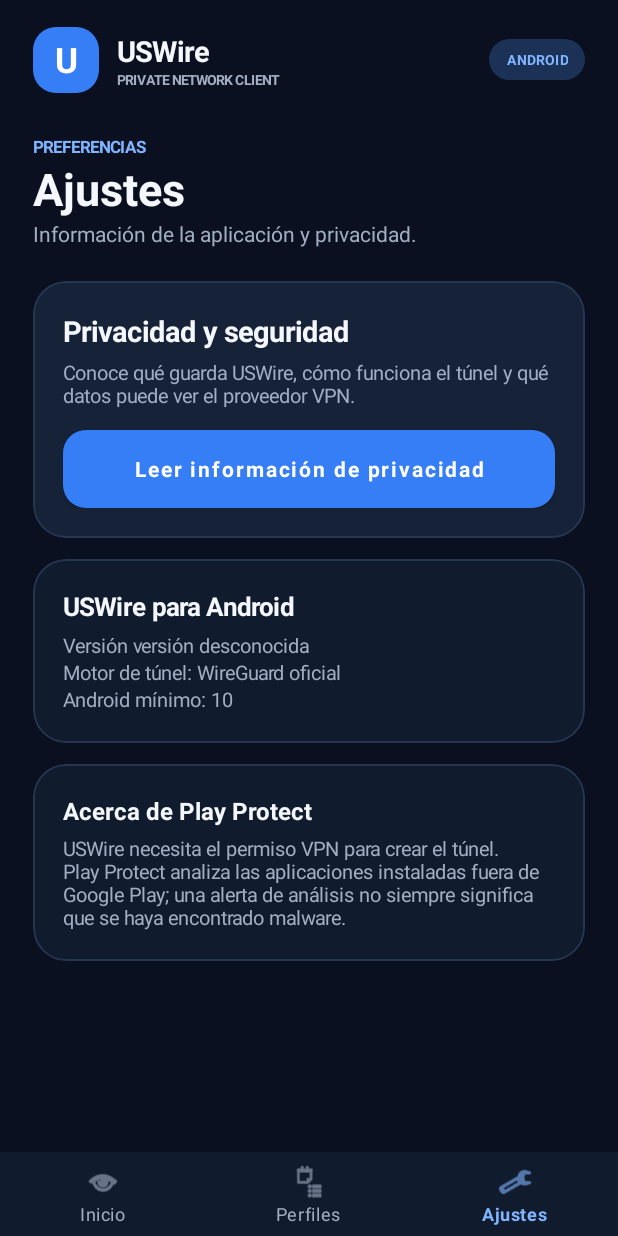
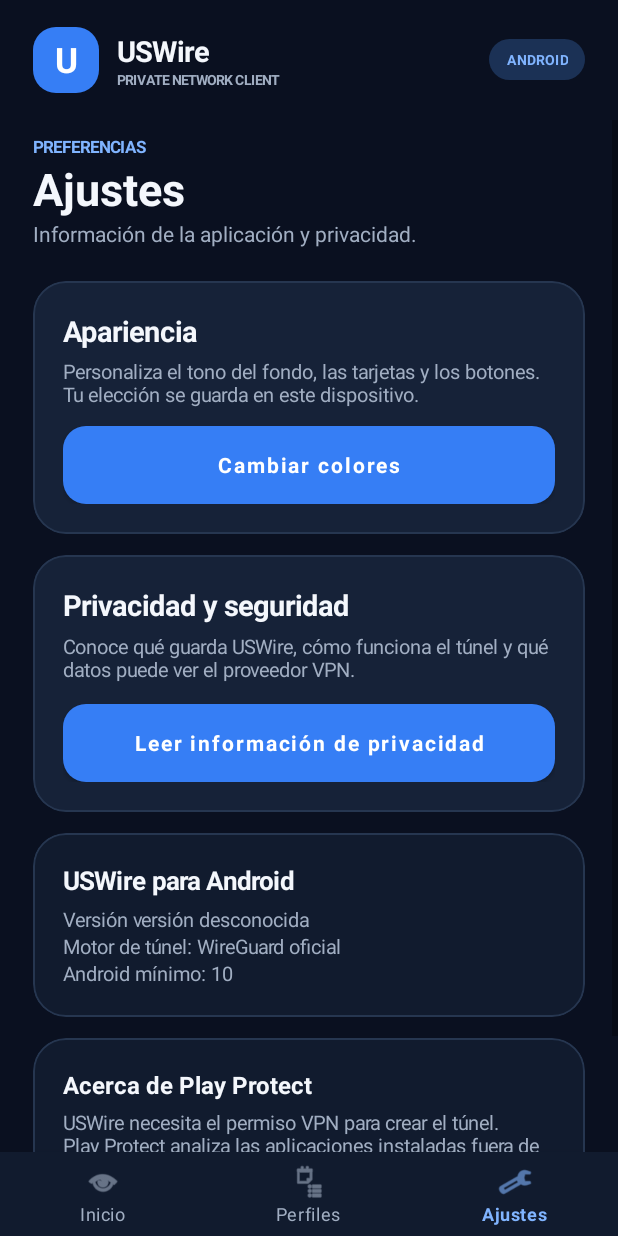
Before and after one commit to hesta-lang/Wire-VPN, an Android app: the screen it shows after launch (MainActivity), item 3 of the bottom bar chosen, on a phone screen of 412 x 824 dp. Run offline under Robolectric (Android 15) with nearby library versions, the phone set to English and light mode, and no system bars; libraries missing offline, so code that uses them is left out: com.wireguard.android, com.wireguard.config.

Commit message:
Add customizable dark interface color palettes

```diff
--- a/app/src/main/java/com/hestalang/uswire/ui/home/MainActivity.kt
+++ b/app/src/main/java/com/hestalang/uswire/ui/home/MainActivity.kt
@@ -36,6 +36,20 @@ class MainActivity : Activity() {
     private lateinit var contentFrame: FrameLayout
     private lateinit var bottomNavigation: BottomNavigationView
     private var currentPage = PAGE_HOME
+    private var selectedPaletteId = "ocean"
+    private val palette: UiPalette
+        get() = UI_PALETTES.firstOrNull { it.id == selectedPaletteId } ?: UI_PALETTES.first()
+
+    private val COLOR_BACKGROUND get() = palette.background
+    private val COLOR_SURFACE get() = palette.surface
+    private val COLOR_CARD get() = palette.card
+    private val COLOR_STROKE get() = palette.stroke
+    private val COLOR_BUTTON_SECONDARY get() = palette.buttonSecondary
+    private val COLOR_TEXT get() = palette.text
+    private val COLOR_MUTED get() = palette.muted
+    private val COLOR_BLUE get() = palette.primary
+    private val COLOR_BLUE_SOFT get() = palette.primarySoft
+    private val COLOR_BLUE_LIGHT get() = palette.primaryLight
     private var vpnState = VpnState.DISCONNECTED
     private var vpnError: String? = null
     private var savedConfig: VpnConfig? = null
@@ -58,6 +72,8 @@ class MainActivity : Activity() {
 
     override fun onCreate(savedInstanceState: Bundle?) {
         super.onCreate(savedInstanceState)
+        selectedPaletteId = getSharedPreferences(PREFS_NAME, MODE_PRIVATE)
+            .getString(KEY_PALETTE, "ocean") ?: "ocean"
         window.statusBarColor = COLOR_BACKGROUND
         window.navigationBarColor = COLOR_SURFACE
         window.decorView.systemUiVisibility = 0
@@ -376,6 +392,23 @@ class MainActivity : Activity() {
         addText(content, "Información de la aplicación y privacidad.", 14f, COLOR_MUTED)
         addSpace(content, 22)
 
+        val appearanceCard = card(COLOR_CARD)
+        val appearanceBody = verticalCardBody(appearanceCard)
+        addText(appearanceBody, "Apariencia", 19f, COLOR_TEXT, true)
+        addSpace(appearanceBody, 5)
+        addText(
+            appearanceBody,
+            "Personaliza el tono del fondo, las tarjetas y los botones. Tu elección se guarda en este dispositivo.",
+            13f,
+            COLOR_MUTED
+        )
+        addSpace(appearanceBody, 12)
+        appearanceBody.addView(actionButton("Cambiar colores", true) {
+            showPalettePicker()
+        }, matchWrap())
+        content.addView(appearanceCard, matchWrap())
+
+        addSpace(content, 14)
         val privacyCard = card(COLOR_CARD)
         val privacyBody = verticalCardBody(privacyCard)
         addText(privacyBody, "Privacidad y seguridad", 19f, COLOR_TEXT, true)
@@ -419,6 +452,25 @@ class MainActivity : Activity() {
             COLOR_MUTED
         )
         content.addView(warningCard, matchWrap())
+    }
+
+    private fun showPalettePicker() {
+        val labels = UI_PALETTES.map { it.name }.toTypedArray()
+        val selectedIndex = UI_PALETTES.indexOfFirst { it.id == selectedPaletteId }.coerceAtLeast(0)
+        AlertDialog.Builder(this)
+            .setTitle("Color de la interfaz")
+            .setSingleChoiceItems(labels, selectedIndex) { dialog, which ->
+                val selected = UI_PALETTES[which]
+                selectedPaletteId = selected.id
+                getSharedPreferences(PREFS_NAME, MODE_PRIVATE)
+                    .edit()
+                    .putString(KEY_PALETTE, selected.id)
+                    .apply()
+                dialog.dismiss()
+                recreate()
+            }
+            .setNegativeButton("Cancelar", null)
+            .show()
     }
 
     private fun showPrivacyDialog() {
@@ -837,16 +889,31 @@ class MainActivity : Activity() {
         private const val REQUEST_CONFIG = 4102
         private const val REQUEST_VPN_PERMISSION = 4103
 
-        private val COLOR_BACKGROUND = 0xFF0A1020.toInt()
-        private val COLOR_SURFACE = 0xFF111B2E.toInt()
-        private val COLOR_CARD = 0xFF162238.toInt()
-        private val COLOR_STROKE = 0xFF263650.toInt()
-        private val COLOR_BUTTON_SECONDARY = 0xFF263650.toInt()
-        private val COLOR_TEXT = 0xFFF4F7FC.toInt()
-        private val COLOR_MUTED = 0xFFA1AEC2.toInt()
-        private val COLOR_BLUE = 0xFF367EF5.toInt()
-        private val COLOR_BLUE_SOFT = 0xFF1B3155.toInt()
-        private val COLOR_BLUE_LIGHT = 0xFF80B4FF.toInt()
+        private const val PREFS_NAME = "uswire_preferences"
+        private const val KEY_PALETTE = "ui_palette"
+
+        private data class UiPalette(
+            val id: String,
+            val name: String,
+            val background: Int,
+            val surface: Int,
+            val card: Int,
+            val stroke: Int,
+            val buttonSecondary: Int,
+            val text: Int,
+            val muted: Int,
+            val primary: Int,
+            val primarySoft: Int,
+            val primaryLight: Int
+        )
+
+        private val UI_PALETTES = listOf(
+            UiPalette("ocean", "Azul océano", 0xFF0A1020.toInt(), 0xFF111B2E.toInt(), 0xFF162238.toInt(), 0xFF263650.toInt(), 0xFF263650.toInt(), 0xFFF4F7FC.toInt(), 0xFFA1AEC2.toInt(), 0xFF367EF5.toInt(), 0xFF1B3155.toInt(), 0xFF80B4FF.toInt()),
+            UiPalette("violet", "Violeta", 0xFF100D1C.toInt(), 0xFF1A1530.toInt(), 0xFF241D3D.toInt(), 0xFF3B2E60.toInt(), 0xFF3B2E60.toInt(), 0xFFF7F3FF.toInt(), 0xFFB7AFCB.toInt(), 0xFF7955D9.toInt(), 0xFF30224F.toInt(), 0xFFC0A9FF.toInt()),
+            UiPalette("forest", "Verde bosque", 0xFF091711.toInt(), 0xFF10251B.toInt(), 0xFF183326.toInt(), 0xFF28513A.toInt(), 0xFF28513A.toInt(), 0xFFF1FAF3.toInt(), 0xFFA8BFAE.toInt(), 0xFF278653.toInt(), 0xFF1B422E.toInt(), 0xFF8BE0AC.toInt()),
+            UiPalette("rose", "Rojo vino", 0xFF1A0C12.toInt(), 0xFF29131D.toInt(), 0xFF371B29.toInt(), 0xFF593044.toInt(), 0xFF593044.toInt(), 0xFFFFF3F6.toInt(), 0xFFD0AEBB.toInt(), 0xFFB83D68.toInt(), 0xFF512238.toInt(), 0xFFFFA2BE.toInt())
+        )
+
         private val COLOR_GREEN = 0xFF42D6A0.toInt()
         private val COLOR_AMBER = 0xFFFFC36B.toInt()
         private val COLOR_RED = 0xFFFF7777.toInt()
```
